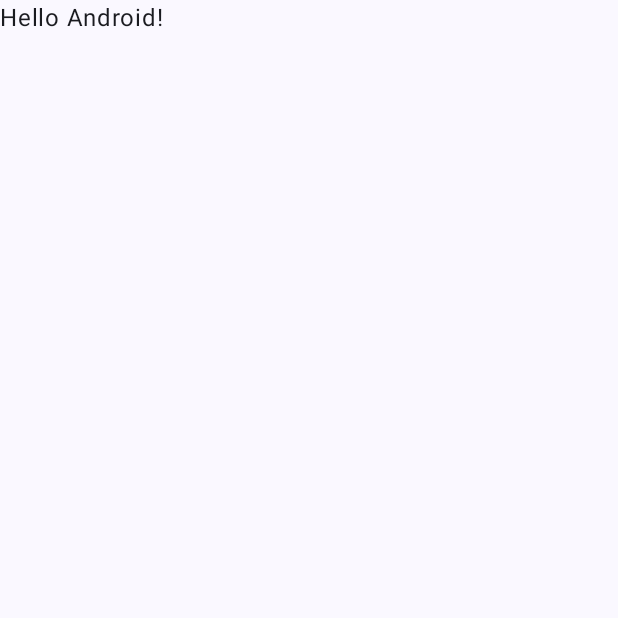
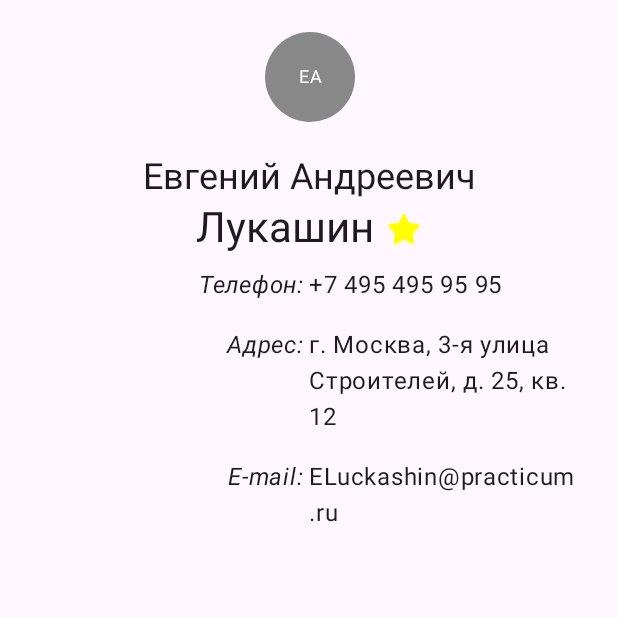
Before and after one commit to EvgeniyTk/ContactDetails, an Android app built with Jetpack Compose: the screen it shows after launch (MainActivity), on a phone screen of 412 x 824 dp, the top half of it. Before the commit the part shown is almost empty. Run offline under Robolectric (Android 15) with nearby library versions, the phone set to English and light mode, and no system bars.

Commit message:
Спринт 26

```diff
--- /dev/null
+++ b/app/src/main/java/com/example/contactdetails/Contact.kt
@@ -0,0 +1,12 @@
+package com.example.contactdetails
+
+data class Contact(
+    val name: String, //Имя
+    val surname: String? = null, //Отчество
+    val familyName: String, //Фамилия
+    val imageRes: Int? = null,//Ресурс фотографии
+    val isFavorite: Boolean = false,//Признак избранного контакта
+    val phone: String, //Телефон
+    val address: String, //Адрес
+    val email: String? = null, //E-mail
+)
--- a/app/src/main/java/com/example/contactdetails/MainActivity.kt
+++ b/app/src/main/java/com/example/contactdetails/MainActivity.kt
@@ -3,27 +3,43 @@ package com.example.contactdetails
 import android.os.Bundle
 import androidx.activity.ComponentActivity
 import androidx.activity.compose.setContent
-import androidx.activity.enableEdgeToEdge
-import androidx.compose.foundation.layout.fillMaxSize
-import androidx.compose.foundation.layout.padding
-import androidx.compose.material3.Scaffold
-import androidx.compose.material3.Text
+import androidx.compose.foundation.Image
+import androidx.compose.foundation.background
+import androidx.compose.foundation.layout.*
+import androidx.compose.foundation.shape.CircleShape
+import androidx.compose.material3.*
 import androidx.compose.runtime.Composable
+import androidx.compose.ui.Alignment
 import androidx.compose.ui.Modifier
+import androidx.compose.ui.graphics.Color
+import androidx.compose.ui.layout.ContentScale
+import androidx.compose.ui.res.painterResource
+import androidx.compose.ui.res.stringResource
+import androidx.compose.ui.text.font.FontStyle
+import androidx.compose.ui.text.style.TextAlign
 import androidx.compose.ui.tooling.preview.Preview
-import com.example.contactdetails.ui.theme.ContactDetailsTheme
+import androidx.compose.ui.unit.dp
 
 class MainActivity : ComponentActivity() {
     override fun onCreate(savedInstanceState: Bundle?) {
         super.onCreate(savedInstanceState)
-        enableEdgeToEdge()
+        val contact = Contact(
+            name = "Евгений",
+            surname = "Андреевич",
+            familyName = "Лукашин",
+            isFavorite = true,
+            phone = "+7 495 495 95 95",
+            address = "г. Москва, 3-я улица Строителей, д. 25, кв. 12",
+            email = "ELuckashin@practicum.ru"
+
+        )
         setContent {
-            ContactDetailsTheme {
-                Scaffold(modifier = Modifier.fillMaxSize()) { innerPadding ->
-                    Greeting(
-                        name = "Android",
-                        modifier = Modifier.padding(innerPadding)
-                    )
+            MaterialTheme {
+                Surface(
+                    modifier = Modifier.fillMaxSize(),
+                    color = MaterialTheme.colorScheme.background
+                ) {
+                    ContactDetails(contact)
                 }
             }
         }
@@ -31,17 +47,152 @@ class MainActivity : ComponentActivity() {
 }
 
 @Composable
-fun Greeting(name: String, modifier: Modifier = Modifier) {
-    Text(
-        text = "Hello $name!",
+fun ContactDetails(contact: Contact, modifier: Modifier = Modifier) {
+    val initials = "${contact.name.firstOrNull()}${contact.surname?.firstOrNull() ?: ""}"
+    Column(
+        horizontalAlignment = Alignment.CenterHorizontally,
         modifier = modifier
+            .fillMaxWidth()
+            .padding(16.dp)
+    ) {
+        if (contact.imageRes != null) {
+            ProfileImage(imageRes = contact.imageRes)
+        } else {
+            CircleInitials(initials = initials)
+        }
+
+        Spacer(modifier = Modifier.height(16.dp))
+
+        NameRow(name = contact.name, surname = contact.surname)
+        FamilyNameRow(familyName = contact.familyName, isFavorite = contact.isFavorite)
+
+        InfoRow(label = stringResource(R.string.phone), value = contact.phone.ifEmpty { "---" })
+        InfoRow(label = stringResource(R.string.address), value = contact.address)
+
+        contact.email?.let {
+            InfoRow(label = stringResource(R.string.email), value = it)
+        }
+    }
+}
+
+@Composable
+fun ProfileImage(imageRes: Int, modifier: Modifier = Modifier) {
+    Image(
+        painter = painterResource(id = imageRes),
+        contentDescription = null,
+        modifier = modifier
+            .size(120.dp)
+            .background(Color.Gray, shape = CircleShape),
+        contentScale = ContentScale.Crop
+    )
+}
+
+@Composable
+fun CircleInitials(initials: String, modifier: Modifier = Modifier) {
+    Box(
+        contentAlignment = Alignment.Center,
+        modifier = modifier.size(70.dp)
+    ) {
+        Box(
+            contentAlignment = Alignment.Center,
+            modifier = Modifier
+                .size(60.dp)
+                .background(Color.Gray, shape = CircleShape)
+        ) {
+            Text(
+                text = initials,
+                color = Color.White,
+                style = MaterialTheme.typography.bodySmall,
+                textAlign = TextAlign.Center
+            )
+        }
+    }
+}
+
+@Composable
+fun NameRow(name: String, surname: String?, modifier: Modifier = Modifier) {
+    Row {
+        Text(
+            text = "$name ",
+            style = MaterialTheme.typography.headlineSmall,
+            modifier = modifier
+        )
+        Text(
+            text = surname.orEmpty(),
+            style = MaterialTheme.typography.headlineSmall,
+            modifier = modifier
+        )
+    }
+}
+
+@Composable
+fun FamilyNameRow(familyName: String, isFavorite: Boolean, modifier: Modifier = Modifier) {
+    Row {
+        Text(
+            text = familyName,
+            style = MaterialTheme.typography.headlineMedium,
+            modifier = modifier
+        )
+        if (isFavorite) {
+            Icon(
+                painter = painterResource(id = android.R.drawable.star_big_on),
+                contentDescription = null,
+                tint = Color.Yellow,
+                modifier = Modifier
+                    .padding(start = 8.dp, top = 8.dp)
+                    .size(24.dp)
+            )
+        }
+    }
+}
+
+@Composable
+fun InfoRow(label: String, value: String, modifier: Modifier = Modifier) {
+    Row(
+        modifier = Modifier
+            .fillMaxWidth()
+            .padding(vertical = 8.dp)
+    ) {
+        Text(
+            text = "$label: ",
+            style = MaterialTheme.typography.bodyLarge.copy(fontStyle = FontStyle.Italic),
+            modifier = Modifier.weight(1f),
+            textAlign = TextAlign.Right
+        )
+        Text(
+            text = value,
+            style = MaterialTheme.typography.bodyLarge,
+            modifier = Modifier.weight(1f)
+        )
+    }
+}
+
+@Preview(showBackground = true)
+@Composable
+fun PreviewFavoriteContact() {
+    ContactDetails(
+        contact = Contact(
+            name = "Евгений",
+            surname = "Андреевич",
+            familyName = "Лукашин",
+            isFavorite = true,
+            phone = "+7 495 495 95 95",
+            address = "г. Москва, 3-я улица Строителей, д. 25, кв. 12",
+            email = "ELuckashin@practicum.ru"
+        )
     )
 }
 
 @Preview(showBackground = true)
 @Composable
-fun GreetingPreview() {
-    ContactDetailsTheme {
-        Greeting("Android")
-    }
+fun PreviewNonFavoriteContactWithPhoto() {
+    ContactDetails(
+        contact = Contact(
+            name = "Василий",
+            familyName = "Кузякин",
+            imageRes = R.drawable.photo,
+            phone = "",
+            address = "Ивановская область, дер. Крутово, д. 4"
+        )
+    )
 }
--- a/app/src/main/res/values/strings.xml
+++ b/app/src/main/res/values/strings.xml
@@ -1,3 +1,6 @@
 <resources>
     <string name="app_name">ContactDetails</string>
+    <string name="phone">Телефон</string>
+    <string name="address">Адрес</string>
+    <string name="email">E-mail</string>
 </resources>
```
Also changed, not shown: app/src/main/res/drawable/photo.jpg (added).
